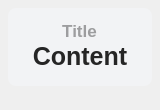
Class-Widgets/Class-Widgets, file ui/minimize/widget-base.ui: the form before one commit.
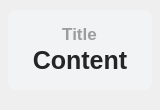
The form after the commit.

Commit message: style: widget-base.ui 对齐

```diff
--- a/ui/minimize/widget-base.ui
+++ b/ui/minimize/widget-base.ui
@@ -19,7 +19,7 @@
   <property name="maximumSize">
    <size>
     <width>16777215</width>
-    <height>125</height>
+    <height>110</height>
    </size>
   </property>
   <property name="windowTitle">
@@ -27,19 +27,19 @@
   </property>
   <layout class="QHBoxLayout" name="horizontalLayout">
    <property name="spacing">
-    <number>22</number>
+    <number>20</number>
    </property>
    <property name="leftMargin">
     <number>8</number>
    </property>
    <property name="topMargin">
-    <number>8</number>
+    <number>10</number>
    </property>
    <property name="rightMargin">
     <number>8</number>
    </property>
    <property name="bottomMargin">
-    <number>24</number>
+    <number>20</number>
    </property>
    <item>
     <widget class="QFrame" name="backgnd">
@@ -77,7 +77,6 @@
            <font>
             <family>Microsoft YaHei UI</family>
             <pointsize>13</pointsize>
-            <weight>75</weight>
             <bold>true</bold>
            </font>
           </property>
@@ -113,7 +112,6 @@
            <font>
             <family>Microsoft YaHei UI</family>
             <pointsize>19</pointsize>
-            <weight>75</weight>
             <bold>true</bold>
            </font>
           </property>
```
Left out of the diff: 2 changed lines with no effect on the pictures.
